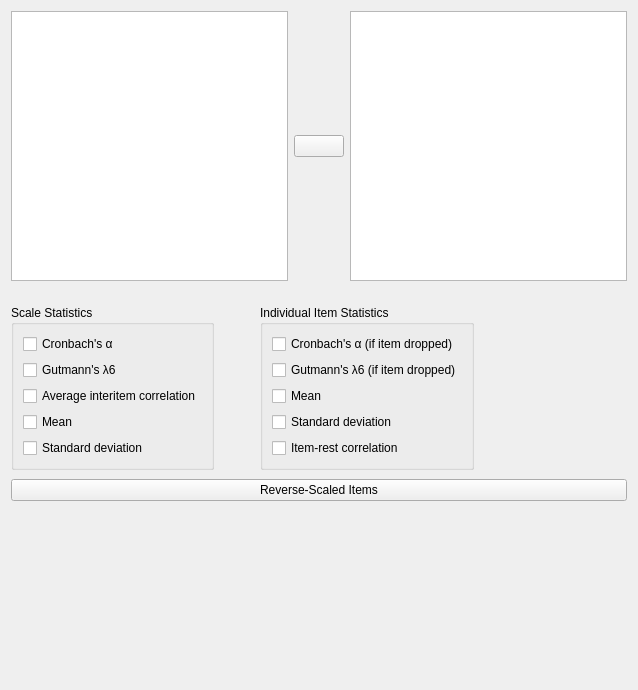
jasp-stats/jasp-desktop, file JASP-Desktop/analysisforms/reliabilityanalysisform.ui: the form before one commit.
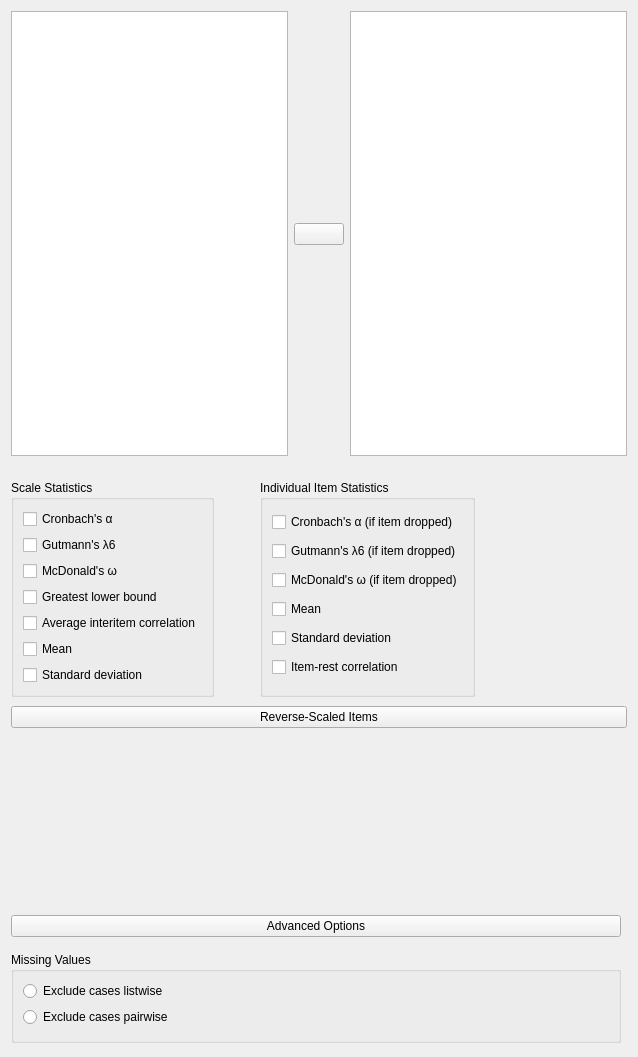
The form after the commit. Custom widgets are drawn as their Qt base class.

```diff
--- a/JASP-Desktop/analysisforms/reliabilityanalysisform.ui
+++ b/JASP-Desktop/analysisforms/reliabilityanalysisform.ui
@@ -7,14 +7,14 @@
     <x>0</x>
     <y>0</y>
     <width>638</width>
-    <height>690</height>
+    <height>1057</height>
    </rect>
   </property>
   <property name="windowTitle">
    <string>Form</string>
   </property>
   <layout class="QGridLayout" name="gridLayout_6">
-   <item row="0" column="0">
+   <item row="0" column="0" colspan="2">
     <widget class="QWidget" name="topWidget" native="true">
      <layout class="QGridLayout" name="gridLayout_3">
       <property name="leftMargin">
@@ -103,7 +103,66 @@
      </layout>
     </widget>
    </item>
-   <item row="1" column="0">
+   <item row="2" column="0" colspan="2">
+    <widget class="QWidget" name="revScaledItemsBox" native="true">
+     <layout class="QGridLayout" name="gridLayout_4">
+      <property name="leftMargin">
+       <number>0</number>
+      </property>
+      <property name="topMargin">
+       <number>3</number>
+      </property>
+      <property name="rightMargin">
+       <number>0</number>
+      </property>
+      <property name="bottomMargin">
+       <number>3</number>
+      </property>
+      <item row="0" column="0">
+       <widget class="ExpanderButton" name="expanderPosthoc">
+        <property name="sizePolicy">
+         <sizepolicy hsizetype="Expanding" vsizetype="Fixed">
+          <horstretch>0</horstretch>
+          <verstretch>0</verstretch>
+         </sizepolicy>
+        </property>
+        <property name="text">
+         <string>Reverse-Scaled Items</string>
+        </property>
+       </widget>
+      </item>
+      <item row="1" column="0">
+       <widget class="QWidget" name="containerRevScaledItems" native="true">
+        <layout class="QVBoxLayout" name="verticalLayout">
+         <property name="leftMargin">
+          <number>0</number>
+         </property>
+         <property name="rightMargin">
+          <number>0</number>
+         </property>
+         <property name="bottomMargin">
+          <number>0</number>
+         </property>
+         <item>
+          <widget class="BoundAssignWidget" name="reverseScaledItems" native="true">
+           <property name="minimumSize">
+            <size>
+             <width>0</width>
+             <height>160</height>
+            </size>
+           </property>
+           <property name="focusPolicy">
+            <enum>Qt::NoFocus</enum>
+           </property>
+          </widget>
+         </item>
+        </layout>
+       </widget>
+      </item>
+     </layout>
+    </widget>
+   </item>
+   <item row="1" column="0" colspan="2">
     <widget class="QWidget" name="gridLayout_7" native="true">
      <property name="sizePolicy">
       <sizepolicy hsizetype="Fixed" vsizetype="Fixed">
@@ -142,34 +201,13 @@
          <bool>false</bool>
         </property>
         <layout class="QGridLayout" name="gridLayout">
-         <item row="8" column="0">
-          <widget class="BoundCheckBox" name="sdScale">
-           <property name="text">
-            <string>Standard deviation</string>
-           </property>
-          </widget>
-         </item>
-         <item row="7" column="0">
-          <widget class="BoundCheckBox" name="meanScale">
-           <property name="text">
-            <string>Mean</string>
-           </property>
-          </widget>
-         </item>
-         <item row="4" column="0">
+         <item row="5" column="0">
           <widget class="BoundCheckBox" name="averageInterItemCor">
            <property name="text">
             <string>Average interitem correlation</string>
            </property>
           </widget>
          </item>
-         <item row="1" column="0">
-          <widget class="BoundCheckBox" name="gutmannScale">
-           <property name="text">
-            <string>Gutmann's λ6</string>
-           </property>
-          </widget>
-         </item>
          <item row="0" column="0">
           <widget class="BoundCheckBox" name="alphaScale">
            <property name="text">
@@ -177,6 +215,41 @@
            </property>
           </widget>
          </item>
+         <item row="9" column="0">
+          <widget class="BoundCheckBox" name="sdScale">
+           <property name="text">
+            <string>Standard deviation</string>
+           </property>
+          </widget>
+         </item>
+         <item row="8" column="0">
+          <widget class="BoundCheckBox" name="meanScale">
+           <property name="text">
+            <string>Mean</string>
+           </property>
+          </widget>
+         </item>
+         <item row="1" column="0">
+          <widget class="BoundCheckBox" name="gutmannScale">
+           <property name="text">
+            <string>Gutmann's λ6</string>
+           </property>
+          </widget>
+         </item>
+         <item row="2" column="0">
+          <widget class="BoundCheckBox" name="mcDonaldScale">
+           <property name="text">
+            <string>McDonald's ω</string>
+           </property>
+          </widget>
+         </item>
+         <item row="3" column="0">
+          <widget class="BoundCheckBox" name="glbScale">
+           <property name="text">
+            <string>Greatest lower bound</string>
+           </property>
+          </widget>
+         </item>
         </layout>
        </widget>
       </item>
@@ -186,7 +259,7 @@
          <string>Individual Item Statistics</string>
         </property>
         <layout class="QGridLayout" name="gridLayout_5">
-         <item row="4" column="0">
+         <item row="5" column="0">
           <widget class="BoundCheckBox" name="itemRestCor">
            <property name="text">
             <string>Item-rest correlation</string>
@@ -200,7 +273,7 @@
            </property>
           </widget>
          </item>
-         <item row="3" column="0">
+         <item row="4" column="0">
           <widget class="BoundCheckBox" name="sdItem">
            <property name="text">
             <string>Standard deviation</string>
@@ -214,13 +287,20 @@
            </property>
           </widget>
          </item>
-         <item row="2" column="0">
+         <item row="3" column="0">
           <widget class="BoundCheckBox" name="meanItem">
            <property name="text">
             <string>Mean</string>
            </property>
           </widget>
          </item>
+         <item row="2" column="0">
+          <widget class="BoundCheckBox" name="mcDonaldItem">
+           <property name="text">
+            <string>McDonald's ω (if item dropped)</string>
+           </property>
+          </widget>
+         </item>
         </layout>
        </widget>
       </item>
@@ -240,9 +320,9 @@
      </layout>
     </widget>
    </item>
-   <item row="2" column="0">
-    <widget class="QWidget" name="revScaledItemsBox" native="true">
-     <layout class="QGridLayout" name="gridLayout_4">
+   <item row="4" column="0">
+    <widget class="QWidget" name="advancedOptionsBox" native="true">
+     <layout class="QGridLayout" name="gridLayout_11">
       <property name="leftMargin">
        <number>0</number>
       </property>
@@ -255,9 +335,22 @@
       <property name="bottomMargin">
        <number>3</number>
       </property>
+      <item row="0" column="0">
+       <widget class="ExpanderButton" name="expanderPosthoc_5">
+        <property name="sizePolicy">
+         <sizepolicy hsizetype="Expanding" vsizetype="Fixed">
+          <horstretch>0</horstretch>
+          <verstretch>0</verstretch>
+         </sizepolicy>
+        </property>
+        <property name="text">
+         <string>Advanced Options</string>
+        </property>
+       </widget>
+      </item>
       <item row="1" column="0">
-       <widget class="QWidget" name="containerRevScaledItems" native="true">
-        <layout class="QVBoxLayout" name="verticalLayout">
+       <widget class="QWidget" name="containerAdvOptions" native="true">
+        <layout class="QVBoxLayout" name="verticalLayout_4">
          <property name="leftMargin">
           <number>0</number>
          </property>
@@ -268,34 +361,34 @@
           <number>0</number>
          </property>
          <item>
-          <widget class="BoundAssignWidget" name="reverseScaledItems" native="true">
-           <property name="minimumSize">
-            <size>
-             <width>0</width>
-             <height>160</height>
-            </size>
+          <widget class="BoundGroupBox" name="missingValues">
+           <property name="title">
+            <string>Missing Values</string>
            </property>
-           <property name="focusPolicy">
-            <enum>Qt::NoFocus</enum>
-           </property>
+           <layout class="QGridLayout" name="gridLayout_15">
+            <property name="bottomMargin">
+             <number>13</number>
+            </property>
+            <item row="0" column="0">
+             <widget class="QRadioButton" name="excludeCasesListwise">
+              <property name="text">
+               <string>Exclude cases listwise</string>
+              </property>
+             </widget>
+            </item>
+            <item row="1" column="0">
+             <widget class="QRadioButton" name="excludeCasesPairwise">
+              <property name="text">
+               <string>Exclude cases pairwise</string>
+              </property>
+             </widget>
+            </item>
+           </layout>
           </widget>
          </item>
         </layout>
        </widget>
       </item>
-      <item row="0" column="0">
-       <widget class="ExpanderButton" name="expanderPosthoc">
-        <property name="sizePolicy">
-         <sizepolicy hsizetype="Expanding" vsizetype="Fixed">
-          <horstretch>0</horstretch>
-          <verstretch>0</verstretch>
-         </sizepolicy>
-        </property>
-        <property name="text">
-         <string>Reverse-Scaled Items</string>
-        </property>
-       </widget>
-      </item>
      </layout>
     </widget>
    </item>
@@ -323,16 +416,16 @@
    <extends>QCheckBox</extends>
    <header>widgets/boundcheckbox.h</header>
   </customwidget>
-  <customwidget>
-   <class>BoundListView</class>
-   <extends>QListView</extends>
-   <header>widgets/boundlistview.h</header>
-  </customwidget>
   <customwidget>
    <class>ExpanderButton</class>
    <extends>QPushButton</extends>
    <header>widgets/expanderbutton.h</header>
   </customwidget>
+  <customwidget>
+   <class>BoundListView</class>
+   <extends>QListView</extends>
+   <header>widgets/boundlistview.h</header>
+  </customwidget>
   <customwidget>
    <class>BoundAssignWidget</class>
    <extends>QWidget</extends>
```
